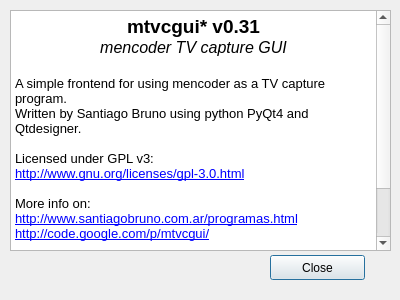
sbruno/mtvcgui, file src/ui/about.ui: the form before one commit.
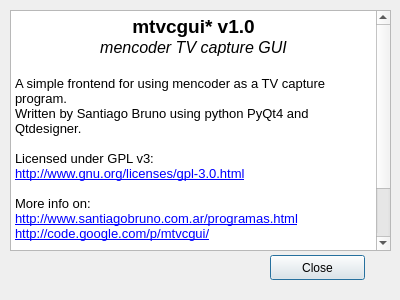
The form after the commit.

```diff
--- a/src/ui/about.ui
+++ b/src/ui/about.ui
@@ -39,21 +39,21 @@
     <string>&lt;!DOCTYPE HTML PUBLIC &quot;-//W3C//DTD HTML 4.0//EN&quot; &quot;http://www.w3.org/TR/REC-html40/strict.dtd&quot;&gt;
 &lt;html&gt;&lt;head&gt;&lt;meta name=&quot;qrichtext&quot; content=&quot;1&quot; /&gt;&lt;style type=&quot;text/css&quot;&gt;
 p, li { white-space: pre-wrap; }
-&lt;/style&gt;&lt;/head&gt;&lt;body style=&quot; font-family:'DejaVu Sans'; font-size:9pt; font-weight:400; font-style:normal;&quot;&gt;
-&lt;p align=&quot;center&quot; style=&quot; margin-top:0px; margin-bottom:0px; margin-left:0px; margin-right:0px; -qt-block-indent:0; text-indent:0px;&quot;&gt;&lt;span style=&quot; font-family:'Sans Serif'; font-size:14pt; font-weight:600;&quot;&gt;mtvcgui* v0.31&lt;/span&gt;&lt;/p&gt;
-&lt;p align=&quot;center&quot; style=&quot; margin-top:0px; margin-bottom:0px; margin-left:0px; margin-right:0px; -qt-block-indent:0; text-indent:0px;&quot;&gt;&lt;span style=&quot; font-family:'Sans Serif'; font-size:12pt; font-style:italic;&quot;&gt;mencoder TV capture GUI&lt;/span&gt;&lt;/p&gt;
-&lt;p align=&quot;center&quot; style=&quot;-qt-paragraph-type:empty; margin-top:0px; margin-bottom:0px; margin-left:0px; margin-right:0px; -qt-block-indent:0; text-indent:0px; font-family:'Sans Serif'; font-size:12pt; font-style:italic;&quot;&gt;&lt;/p&gt;
-&lt;p style=&quot; margin-top:0px; margin-bottom:0px; margin-left:0px; margin-right:0px; -qt-block-indent:0; text-indent:0px;&quot;&gt;&lt;span style=&quot; font-family:'Sans Serif'; font-size:10pt;&quot;&gt;A simple frontend for using mencoder as a TV capture program.&lt;/span&gt;&lt;/p&gt;
-&lt;p style=&quot; margin-top:0px; margin-bottom:0px; margin-left:0px; margin-right:0px; -qt-block-indent:0; text-indent:0px;&quot;&gt;&lt;span style=&quot; font-family:'Sans Serif'; font-size:10pt;&quot;&gt;Written by Santiago Bruno using python PyQt4 and Qtdesigner.&lt;/span&gt;&lt;/p&gt;
-&lt;p style=&quot;-qt-paragraph-type:empty; margin-top:0px; margin-bottom:0px; margin-left:0px; margin-right:0px; -qt-block-indent:0; text-indent:0px; font-family:'Sans Serif'; font-size:10pt;&quot;&gt;&lt;/p&gt;
-&lt;p style=&quot; margin-top:0px; margin-bottom:0px; margin-left:0px; margin-right:0px; -qt-block-indent:0; text-indent:0px;&quot;&gt;&lt;span style=&quot; font-family:'Sans Serif'; font-size:10pt;&quot;&gt;Licensed under GPL v3:&lt;/span&gt;&lt;/p&gt;
-&lt;p style=&quot; margin-top:0px; margin-bottom:0px; margin-left:0px; margin-right:0px; -qt-block-indent:0; text-indent:0px;&quot;&gt;&lt;a href=&quot;http://www.gnu.org/licenses/gpl-3.0.html&quot;&gt;&lt;span style=&quot; font-family:'Sans Serif'; font-size:10pt; text-decoration: underline; color:#0000ff;&quot;&gt;http://www.gnu.org/licenses/gpl-3.0.html&lt;/span&gt;&lt;/a&gt;&lt;/p&gt;
-&lt;p style=&quot;-qt-paragraph-type:empty; margin-top:0px; margin-bottom:0px; margin-left:0px; margin-right:0px; -qt-block-indent:0; text-indent:0px; font-family:'Sans Serif'; font-size:10pt;&quot;&gt;&lt;/p&gt;
-&lt;p style=&quot; margin-top:0px; margin-bottom:0px; margin-left:0px; margin-right:0px; -qt-block-indent:0; text-indent:0px;&quot;&gt;&lt;span style=&quot; font-family:'Sans Serif'; font-size:10pt;&quot;&gt;More info on:&lt;/span&gt;&lt;/p&gt;
-&lt;p style=&quot; margin-top:0px; margin-bottom:0px; margin-left:0px; margin-right:0px; -qt-block-indent:0; text-indent:0px;&quot;&gt;&lt;a href=&quot;http://www.santiagobruno.com.ar/programas.html&quot;&gt;&lt;span style=&quot; font-family:'Sans Serif'; font-size:10pt; text-decoration: underline; color:#0000ff;&quot;&gt;http://www.santiagobruno.com.ar/programas.html&lt;/span&gt;&lt;/a&gt;&lt;/p&gt;
-&lt;p style=&quot; margin-top:0px; margin-bottom:0px; margin-left:0px; margin-right:0px; -qt-block-indent:0; text-indent:0px;&quot;&gt;&lt;a href=&quot;http://code.google.com/p/mtvcgui/&quot;&gt;&lt;span style=&quot; font-family:'Sans Serif'; font-size:10pt; text-decoration: underline; color:#0000ff;&quot;&gt;http://code.google.com/p/mtvcgui/&lt;/span&gt;&lt;/a&gt;&lt;/p&gt;
-&lt;p style=&quot;-qt-paragraph-type:empty; margin-top:0px; margin-bottom:0px; margin-left:0px; margin-right:0px; -qt-block-indent:0; text-indent:0px; font-family:'Sans Serif'; font-size:10pt;&quot;&gt;&lt;/p&gt;
-&lt;p style=&quot; margin-top:0px; margin-bottom:0px; margin-left:0px; margin-right:0px; -qt-block-indent:0; text-indent:0px;&quot;&gt;&lt;span style=&quot; font-family:'Sans Serif'; font-size:10pt;&quot;&gt;* This program doesn't deserve a creative name. Other more interesting projects may then find their name already taken by this one! Besides, mtvcgui had no hits in google, and I want to be unique :D&lt;/span&gt;&lt;/p&gt;&lt;/body&gt;&lt;/html&gt;</string>
+&lt;/style&gt;&lt;/head&gt;&lt;body style=&quot; font-family:'Sans Serif'; font-size:9pt; font-weight:400; font-style:normal;&quot;&gt;
+&lt;p align=&quot;center&quot; style=&quot; margin-top:0px; margin-bottom:0px; margin-left:0px; margin-right:0px; -qt-block-indent:0; text-indent:0px;&quot;&gt;&lt;span style=&quot; font-size:14pt; font-weight:600;&quot;&gt;mtvcgui* v1.0&lt;/span&gt;&lt;/p&gt;
+&lt;p align=&quot;center&quot; style=&quot; margin-top:0px; margin-bottom:0px; margin-left:0px; margin-right:0px; -qt-block-indent:0; text-indent:0px;&quot;&gt;&lt;span style=&quot; font-size:12pt; font-style:italic;&quot;&gt;mencoder TV capture GUI&lt;/span&gt;&lt;/p&gt;
+&lt;p align=&quot;center&quot; style=&quot;-qt-paragraph-type:empty; margin-top:0px; margin-bottom:0px; margin-left:0px; margin-right:0px; -qt-block-indent:0; text-indent:0px; font-size:12pt; font-style:italic;&quot;&gt;&lt;br /&gt;&lt;/p&gt;
+&lt;p style=&quot; margin-top:0px; margin-bottom:0px; margin-left:0px; margin-right:0px; -qt-block-indent:0; text-indent:0px;&quot;&gt;&lt;span style=&quot; font-size:10pt;&quot;&gt;A simple frontend for using mencoder as a TV capture program.&lt;/span&gt;&lt;/p&gt;
+&lt;p style=&quot; margin-top:0px; margin-bottom:0px; margin-left:0px; margin-right:0px; -qt-block-indent:0; text-indent:0px;&quot;&gt;&lt;span style=&quot; font-size:10pt;&quot;&gt;Written by Santiago Bruno using python PyQt4 and Qtdesigner.&lt;/span&gt;&lt;/p&gt;
+&lt;p style=&quot;-qt-paragraph-type:empty; margin-top:0px; margin-bottom:0px; margin-left:0px; margin-right:0px; -qt-block-indent:0; text-indent:0px; font-size:10pt;&quot;&gt;&lt;br /&gt;&lt;/p&gt;
+&lt;p style=&quot; margin-top:0px; margin-bottom:0px; margin-left:0px; margin-right:0px; -qt-block-indent:0; text-indent:0px;&quot;&gt;&lt;span style=&quot; font-size:10pt;&quot;&gt;Licensed under GPL v3:&lt;/span&gt;&lt;/p&gt;
+&lt;p style=&quot; margin-top:0px; margin-bottom:0px; margin-left:0px; margin-right:0px; -qt-block-indent:0; text-indent:0px;&quot;&gt;&lt;a href=&quot;http://www.gnu.org/licenses/gpl-3.0.html&quot;&gt;&lt;span style=&quot; font-size:10pt; text-decoration: underline; color:#0000ff;&quot;&gt;http://www.gnu.org/licenses/gpl-3.0.html&lt;/span&gt;&lt;/a&gt;&lt;/p&gt;
+&lt;p style=&quot;-qt-paragraph-type:empty; margin-top:0px; margin-bottom:0px; margin-left:0px; margin-right:0px; -qt-block-indent:0; text-indent:0px; font-size:10pt;&quot;&gt;&lt;br /&gt;&lt;/p&gt;
+&lt;p style=&quot; margin-top:0px; margin-bottom:0px; margin-left:0px; margin-right:0px; -qt-block-indent:0; text-indent:0px;&quot;&gt;&lt;span style=&quot; font-size:10pt;&quot;&gt;More info on:&lt;/span&gt;&lt;/p&gt;
+&lt;p style=&quot; margin-top:0px; margin-bottom:0px; margin-left:0px; margin-right:0px; -qt-block-indent:0; text-indent:0px;&quot;&gt;&lt;a href=&quot;http://www.santiagobruno.com.ar/programas.html&quot;&gt;&lt;span style=&quot; font-size:10pt; text-decoration: underline; color:#0000ff;&quot;&gt;http://www.santiagobruno.com.ar/programas.html&lt;/span&gt;&lt;/a&gt;&lt;/p&gt;
+&lt;p style=&quot; margin-top:0px; margin-bottom:0px; margin-left:0px; margin-right:0px; -qt-block-indent:0; text-indent:0px;&quot;&gt;&lt;a href=&quot;http://code.google.com/p/mtvcgui/&quot;&gt;&lt;span style=&quot; font-size:10pt; text-decoration: underline; color:#0000ff;&quot;&gt;http://code.google.com/p/mtvcgui/&lt;/span&gt;&lt;/a&gt;&lt;/p&gt;
+&lt;p style=&quot;-qt-paragraph-type:empty; margin-top:0px; margin-bottom:0px; margin-left:0px; margin-right:0px; -qt-block-indent:0; text-indent:0px; font-size:10pt;&quot;&gt;&lt;br /&gt;&lt;/p&gt;
+&lt;p style=&quot; margin-top:0px; margin-bottom:0px; margin-left:0px; margin-right:0px; -qt-block-indent:0; text-indent:0px;&quot;&gt;&lt;span style=&quot; font-size:10pt;&quot;&gt;* This program doesn't deserve a creative name. Other more interesting projects may then find their name already taken by this one! Besides, mtvcgui had no hits in google, and I want to be unique :D&lt;/span&gt;&lt;/p&gt;&lt;/body&gt;&lt;/html&gt;</string>
    </property>
   </widget>
  </widget>
```
